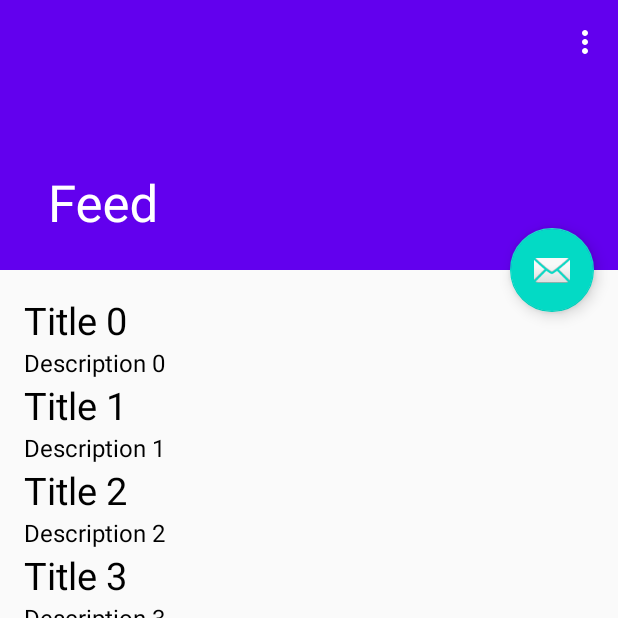
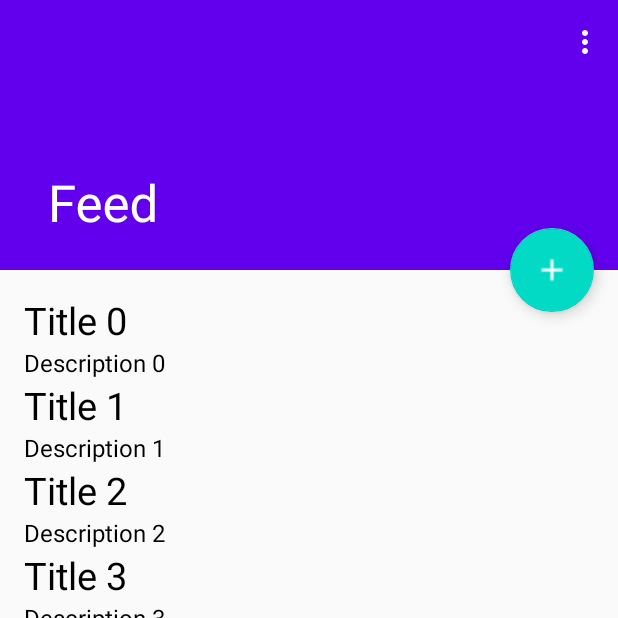
Before and after one commit to andrewreeman/feed, an Android app: the screen it shows after launch (MainPageActivity), on a phone screen of 412 x 824 dp, the top half of it. Run offline under Robolectric (Android 15) with nearby library versions, the phone set to English and light mode, and no system bars; our stand-ins replace Dagger/Hilt's generated code.

Commit message:
Using add icon for fab

```diff
--- a/app/src/main/java/com/stepwise/feed/mainpage/MainPageActivity.kt
+++ b/app/src/main/java/com/stepwise/feed/mainpage/MainPageActivity.kt
@@ -27,7 +27,7 @@ class MainPageActivity : AppCompatActivity(), MainPageMVP.View {
         setSupportActionBar(toolbar)
         (application as App).appComponent.inject(this)
 
-        fab.setOnClickListener { view ->
+        fab.setOnClickListener { _ ->
             presenter.onAddItemTapped()
         }
 
--- a/app/src/main/res/layout/activity_main.xml
+++ b/app/src/main/res/layout/activity_main.xml
@@ -40,7 +40,7 @@
         android:layout_margin="@dimen/fab_margin"
         app:layout_anchor="@id/app_bar"
         app:layout_anchorGravity="bottom|end"
-        app:srcCompat="@android:drawable/ic_dialog_email" />
+        app:srcCompat="@drawable/baseline_add_white_18" />
 
     <include layout="@layout/content_main" />
 
```
Also changed, not shown: app/src/main/res/drawable-xxxhdpi/baseline_add_24.xml (added, +10 -0 lines), app/src/main/res/drawable-hdpi/baseline_add_white_18.png (added), app/src/main/res/drawable-mdpi/baseline_add_white_18.png (added), app/src/main/res/drawable-xhdpi/baseline_add_white_18.png (added), app/src/main/res/drawable-xxhdpi/baseline_add_white_18.png (added), app/src/main/res/drawable-xxxhdpi/baseline_add_white_18.png (added).
